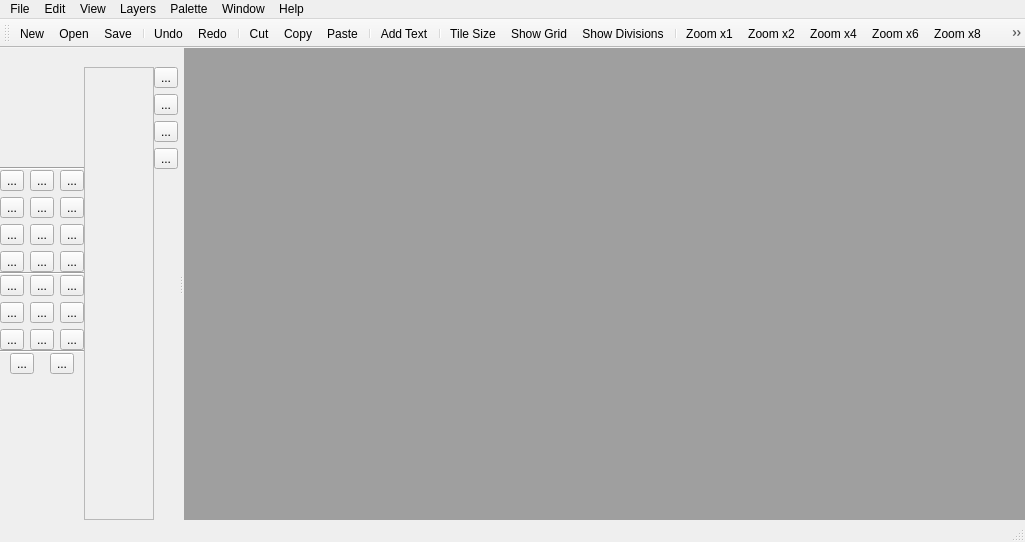
This is QtCharacterMaker/view/mainwindow.ui in RicardoBusta/bustamanprojects as Qt 5 draws it before an edit. The edited form follows.
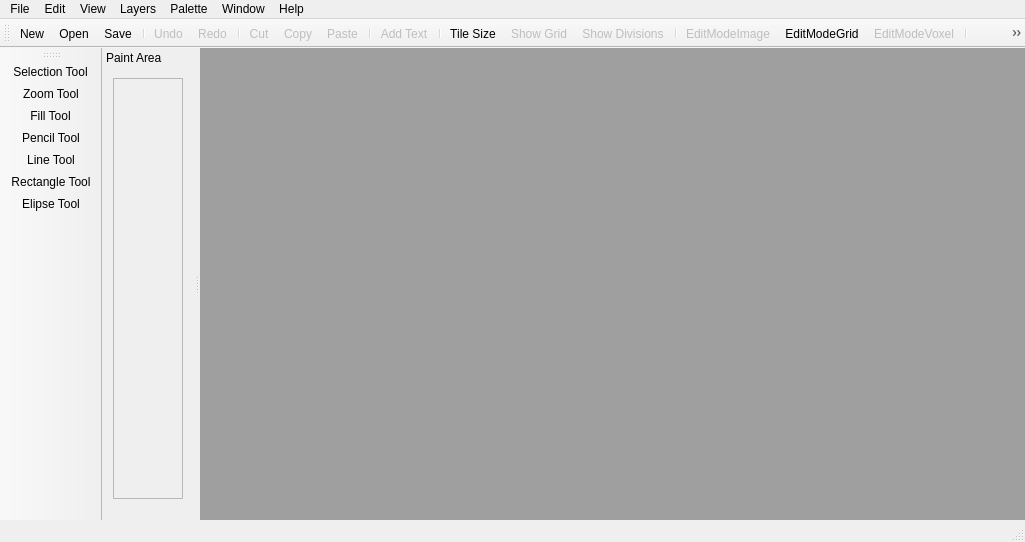
This is the edited form. Icons and pictures are not drawn. Custom widgets are drawn as their Qt base class.

Commit message: altas mudanças na interface, e implementação do resize grid

```diff
--- a/QtCharacterMaker/view/mainwindow.ui
+++ b/QtCharacterMaker/view/mainwindow.ui
@@ -174,12 +174,9 @@
    <addaction name="actionShow_Grid"/>
    <addaction name="actionShow_Divisions"/>
    <addaction name="separator"/>
-   <addaction name="actionZoom_x1"/>
-   <addaction name="actionZoom_x2"/>
-   <addaction name="actionZoom_x4"/>
-   <addaction name="actionZoom_x6"/>
-   <addaction name="actionZoom_x8"/>
-   <addaction name="actionZoom_x12"/>
+   <addaction name="actionEditModeImage"/>
+   <addaction name="actionEditModeGrid"/>
+   <addaction name="actionEditModeVoxel"/>
    <addaction name="separator"/>
    <addaction name="actionAnimation"/>
    <addaction name="separator"/>
@@ -192,426 +189,65 @@
    <property name="features">
     <set>QDockWidget::DockWidgetMovable</set>
    </property>
+   <property name="windowTitle">
+    <string>Paint Area</string>
+   </property>
    <attribute name="dockWidgetArea">
     <number>1</number>
    </attribute>
    <widget class="QWidget" name="dockWidgetContents">
-    <layout class="QHBoxLayout" name="horizontalLayout_2">
-     <property name="spacing">
-      <number>0</number>
-     </property>
-     <property name="leftMargin">
-      <number>0</number>
-     </property>
-     <property name="topMargin">
-      <number>0</number>
-     </property>
-     <property name="rightMargin">
-      <number>0</number>
-     </property>
-     <property name="bottomMargin">
-      <number>0</number>
-     </property>
+    <layout class="QVBoxLayout" name="verticalLayout">
      <item>
-      <layout class="QVBoxLayout" name="verticalLayout_2">
-       <property name="spacing">
-        <number>0</number>
+      <widget class="QScrollArea" name="scrollArea">
+       <property name="styleSheet">
+        <string notr="true">background-image: url(:/images/lines_background_color.png);</string>
        </property>
-       <property name="leftMargin">
-        <number>0</number>
+       <property name="widgetResizable">
+        <bool>true</bool>
        </property>
+       <property name="alignment">
+        <set>Qt::AlignCenter</set>
+       </property>
+       <widget class="EditImageWidget" name="edit_image_widget">
+        <property name="geometry">
+         <rect>
+          <x>0</x>
+          <y>0</y>
+          <width>77</width>
+          <height>416</height>
+         </rect>
+        </property>
+       </widget>
+      </widget>
+     </item>
+     <item>
+      <layout class="QHBoxLayout" name="horizontalLayout_2">
        <property name="bottomMargin">
-        <number>0</number>
+        <number>10</number>
        </property>
-       <item>
-        <widget class="QWidget" name="widget" native="true">
-         <property name="minimumSize">
-          <size>
-           <width>0</width>
-           <height>100</height>
-          </size>
-         </property>
-        </widget>
-       </item>
-       <item>
-        <widget class="Line" name="line_2">
-         <property name="orientation">
-          <enum>Qt::Horizontal</enum>
-         </property>
-        </widget>
-       </item>
-       <item>
-        <layout class="QGridLayout" name="gridLayout">
-         <item row="2" column="0">
-          <widget class="QToolButton" name="toolButton_4">
-           <property name="text">
-            <string>...</string>
-           </property>
-          </widget>
-         </item>
-         <item row="3" column="0">
-          <widget class="QToolButton" name="toolButton_5">
-           <property name="text">
-            <string>...</string>
-           </property>
-          </widget>
-         </item>
-         <item row="0" column="1">
-          <widget class="QToolButton" name="toolButton_6">
-           <property name="text">
-            <string>...</string>
-           </property>
-          </widget>
-         </item>
-         <item row="0" column="0">
-          <widget class="QToolButton" name="toolButton_3">
-           <property name="text">
-            <string>...</string>
-           </property>
-           <property name="icon">
-            <iconset resource="../icons/icons.qrc">
-             <normaloff>:/icons/icon_043.bmp</normaloff>:/icons/icon_043.bmp</iconset>
-           </property>
-          </widget>
-         </item>
-         <item row="1" column="0">
-          <widget class="QToolButton" name="toolButton_2">
-           <property name="text">
-            <string>...</string>
-           </property>
-          </widget>
-         </item>
-         <item row="0" column="2">
-          <widget class="QToolButton" name="toolButton_7">
-           <property name="text">
-            <string>...</string>
-           </property>
-          </widget>
-         </item>
-         <item row="3" column="2">
-          <widget class="QToolButton" name="toolButton_8">
-           <property name="text">
-            <string>...</string>
-           </property>
-          </widget>
-         </item>
-         <item row="3" column="1">
-          <widget class="QToolButton" name="toolButton_9">
-           <property name="text">
-            <string>...</string>
-           </property>
-          </widget>
-         </item>
-         <item row="2" column="1">
-          <widget class="QToolButton" name="toolButton_10">
-           <property name="text">
-            <string>...</string>
-           </property>
-          </widget>
-         </item>
-         <item row="1" column="1">
-          <widget class="QToolButton" name="toolButton_11">
-           <property name="text">
-            <string>...</string>
-           </property>
-          </widget>
-         </item>
-         <item row="1" column="2">
-          <widget class="QToolButton" name="toolButton_12">
-           <property name="text">
-            <string>...</string>
-           </property>
-          </widget>
-         </item>
-         <item row="2" column="2">
-          <widget class="QToolButton" name="toolButton_13">
-           <property name="text">
-            <string>...</string>
-           </property>
-          </widget>
-         </item>
-        </layout>
-       </item>
-       <item>
-        <widget class="Line" name="line">
-         <property name="orientation">
-          <enum>Qt::Horizontal</enum>
-         </property>
-        </widget>
-       </item>
-       <item>
-        <layout class="QGridLayout" name="gridLayout_2">
-         <item row="0" column="1">
-          <widget class="QToolButton" name="toolButton_15">
-           <property name="text">
-            <string>...</string>
-           </property>
-          </widget>
-         </item>
-         <item row="0" column="2">
-          <widget class="QToolButton" name="toolButton_16">
-           <property name="text">
-            <string>...</string>
-           </property>
-          </widget>
-         </item>
-         <item row="0" column="0">
-          <widget class="QToolButton" name="toolButton_14">
-           <property name="text">
-            <string>...</string>
-           </property>
-          </widget>
-         </item>
-         <item row="1" column="0">
-          <widget class="QToolButton" name="toolButton_19">
-           <property name="text">
-            <string>...</string>
-           </property>
-          </widget>
-         </item>
-         <item row="2" column="0">
-          <widget class="QToolButton" name="toolButton_20">
-           <property name="text">
-            <string>...</string>
-           </property>
-          </widget>
-         </item>
-         <item row="1" column="1">
-          <widget class="QToolButton" name="toolButton_21">
-           <property name="text">
-            <string>...</string>
-           </property>
-          </widget>
-         </item>
-         <item row="2" column="2">
-          <widget class="QToolButton" name="toolButton_22">
-           <property name="text">
-            <string>...</string>
-           </property>
-          </widget>
-         </item>
-         <item row="1" column="2">
-          <widget class="QToolButton" name="toolButton_23">
-           <property name="text">
-            <string>...</string>
-           </property>
-          </widget>
-         </item>
-         <item row="2" column="1">
-          <widget class="QToolButton" name="toolButton_24">
-           <property name="text">
-            <string>...</string>
-           </property>
-          </widget>
-         </item>
-        </layout>
-       </item>
-       <item>
-        <widget class="Line" name="line_3">
-         <property name="orientation">
-          <enum>Qt::Horizontal</enum>
-         </property>
-        </widget>
-       </item>
-       <item>
-        <layout class="QHBoxLayout" name="horizontalLayout_4">
-         <item>
-          <widget class="QToolButton" name="toolButton_18">
-           <property name="text">
-            <string>...</string>
-           </property>
-          </widget>
-         </item>
-         <item>
-          <widget class="QToolButton" name="toolButton_17">
-           <property name="text">
-            <string>...</string>
-           </property>
-          </widget>
-         </item>
-        </layout>
-       </item>
-       <item>
-        <spacer name="verticalSpacer_2">
-         <property name="orientation">
-          <enum>Qt::Vertical</enum>
-         </property>
-         <property name="sizeHint" stdset="0">
-          <size>
-           <width>20</width>
-           <height>40</height>
-          </size>
-         </property>
-        </spacer>
-       </item>
-      </layout>
-     </item>
-     <item>
-      <layout class="QVBoxLayout" name="verticalLayout_3">
-       <property name="spacing">
-        <number>0</number>
-       </property>
-       <property name="leftMargin">
-        <number>0</number>
-       </property>
-       <item>
-        <widget class="QScrollArea" name="scrollArea">
-         <property name="styleSheet">
-          <string notr="true">background-image: url(:/images/lines_background_color.png);</string>
-         </property>
-         <property name="widgetResizable">
-          <bool>true</bool>
-         </property>
-         <property name="alignment">
-          <set>Qt::AlignCenter</set>
-         </property>
-         <widget class="EditImageWidget" name="edit_image_widget">
-          <property name="geometry">
-           <rect>
-            <x>0</x>
-            <y>0</y>
-            <width>112</width>
-            <height>439</height>
-           </rect>
-          </property>
-         </widget>
-        </widget>
-       </item>
-       <item>
-        <widget class="QSplitter" name="splitter_5">
-         <property name="orientation">
-          <enum>Qt::Horizontal</enum>
-         </property>
-         <widget class="QWidget" name="widget_2" native="true">
-          <property name="sizePolicy">
-           <sizepolicy hsizetype="Expanding" vsizetype="Expanding">
-            <horstretch>0</horstretch>
-            <verstretch>0</verstretch>
-           </sizepolicy>
-          </property>
-          <property name="palette">
-           <palette>
-            <active>
-             <colorrole role="Base">
-              <brush brushstyle="SolidPattern">
-               <color alpha="255">
-                <red>255</red>
-                <green>255</green>
-                <blue>255</blue>
-               </color>
-              </brush>
-             </colorrole>
-             <colorrole role="Window">
-              <brush brushstyle="SolidPattern">
-               <color alpha="255">
-                <red>0</red>
-                <green>0</green>
-                <blue>0</blue>
-               </color>
-              </brush>
-             </colorrole>
-            </active>
-            <inactive>
-             <colorrole role="Base">
-              <brush brushstyle="SolidPattern">
-               <color alpha="255">
-                <red>255</red>
-                <green>255</green>
-                <blue>255</blue>
-               </color>
-              </brush>
-             </colorrole>
-             <colorrole role="Window">
-              <brush brushstyle="SolidPattern">
-               <color alpha="255">
-                <red>0</red>
-                <green>0</green>
-                <blue>0</blue>
-               </color>
-              </brush>
-             </colorrole>
-            </inactive>
-            <disabled>
-             <colorrole role="Base">
-              <brush brushstyle="SolidPattern">
-               <color alpha="255">
-                <red>0</red>
-                <green>0</green>
-                <blue>0</blue>
-               </color>
-              </brush>
-             </colorrole>
-             <colorrole role="Window">
-              <brush brushstyle="SolidPattern">
-               <color alpha="255">
-                <red>0</red>
-                <green>0</green>
-                <blue>0</blue>
-               </color>
-              </brush>
-             </colorrole>
-            </disabled>
-           </palette>
-          </property>
-          <property name="autoFillBackground">
-           <bool>true</bool>
-          </property>
-         </widget>
-        </widget>
-       </item>
-      </layout>
-     </item>
-     <item>
-      <layout class="QVBoxLayout" name="verticalLayout">
-       <property name="leftMargin">
-        <number>0</number>
-       </property>
-       <item>
-        <widget class="QToolButton" name="toolButton_27">
-         <property name="text">
-          <string>...</string>
-         </property>
-        </widget>
-       </item>
-       <item>
-        <widget class="QToolButton" name="toolButton_26">
-         <property name="text">
-          <string>...</string>
-         </property>
-        </widget>
-       </item>
-       <item>
-        <widget class="QToolButton" name="toolButton_25">
-         <property name="text">
-          <string>...</string>
-         </property>
-        </widget>
-       </item>
-       <item>
-        <widget class="QToolButton" name="toolButton">
-         <property name="text">
-          <string>...</string>
-         </property>
-        </widget>
-       </item>
-       <item>
-        <spacer name="verticalSpacer">
-         <property name="orientation">
-          <enum>Qt::Vertical</enum>
-         </property>
-         <property name="sizeHint" stdset="0">
-          <size>
-           <width>20</width>
-           <height>40</height>
-          </size>
-         </property>
-        </spacer>
-       </item>
       </layout>
      </item>
     </layout>
    </widget>
   </widget>
+  <widget class="QToolBar" name="toolBar">
+   <property name="windowTitle">
+    <string>toolBar</string>
+   </property>
+   <attribute name="toolBarArea">
+    <enum>LeftToolBarArea</enum>
+   </attribute>
+   <attribute name="toolBarBreak">
+    <bool>true</bool>
+   </attribute>
+   <addaction name="actionSelection_Tool"/>
+   <addaction name="actionZoom_Tool"/>
+   <addaction name="actionFill_Tool"/>
+   <addaction name="actionPencil_Tool"/>
+   <addaction name="actionLine_Tool"/>
+   <addaction name="actionRectangle_Tool"/>
+   <addaction name="actionElipse_Tool"/>
+  </widget>
   <action name="actionNew">
    <property name="icon">
     <iconset resource="../icons/icons.qrc">
@@ -675,6 +311,9 @@
    </property>
   </action>
   <action name="actionUndo">
+   <property name="enabled">
+    <bool>false</bool>
+   </property>
    <property name="icon">
     <iconset resource="../icons/icons.qrc">
      <normaloff>:/icons/icon_004.bmp</normaloff>:/icons/icon_004.bmp</iconset>
@@ -687,6 +326,9 @@
    </property>
   </action>
   <action name="actionRedo">
+   <property name="enabled">
+    <bool>false</bool>
+   </property>
    <property name="icon">
     <iconset resource="../icons/icons.qrc">
      <normaloff>:/icons/icon_005.bmp</normaloff>:/icons/icon_005.bmp</iconset>
@@ -699,6 +341,9 @@
    </property>
   </action>
   <action name="actionCut">
+   <property name="enabled">
+    <bool>false</bool>
+   </property>
    <property name="icon">
     <iconset resource="../icons/icons.qrc">
      <normaloff>:/icons/icon_006.bmp</normaloff>:/icons/icon_006.bmp</iconset>
@@ -711,6 +356,9 @@
    </property>
   </action>
   <action name="actionCopy">
+   <property name="enabled">
+    <bool>false</bool>
+   </property>
    <property name="icon">
     <iconset resource="../icons/icons.qrc">
      <normaloff>:/icons/icon_007.bmp</normaloff>:/icons/icon_007.bmp</iconset>
@@ -723,6 +371,9 @@
    </property>
   </action>
   <action name="actionPaste">
+   <property name="enabled">
+    <bool>false</bool>
+   </property>
    <property name="icon">
     <iconset resource="../icons/icons.qrc">
      <normaloff>:/icons/icon_008.bmp</normaloff>:/icons/icon_008.bmp</iconset>
@@ -751,6 +402,9 @@
    </property>
   </action>
   <action name="actionAdd_Text">
+   <property name="enabled">
+    <bool>false</bool>
+   </property>
    <property name="icon">
     <iconset resource="../icons/icons.qrc">
      <normaloff>:/icons/icon_009.bmp</normaloff>:/icons/icon_009.bmp</iconset>
@@ -765,6 +419,9 @@
    </property>
   </action>
   <action name="actionTile_Size">
+   <property name="enabled">
+    <bool>true</bool>
+   </property>
    <property name="icon">
     <iconset resource="../icons/icons.qrc">
      <normaloff>:/icons/icon_010.bmp</normaloff>:/icons/icon_010.bmp</iconset>
@@ -774,6 +431,9 @@
    </property>
   </action>
   <action name="actionShow_Grid">
+   <property name="enabled">
+    <bool>false</bool>
+   </property>
    <property name="icon">
     <iconset resource="../icons/icons.qrc">
      <normaloff>:/icons/icon_011.bmp</normaloff>:/icons/icon_011.bmp</iconset>
@@ -783,6 +443,9 @@
    </property>
   </action>
   <action name="actionShow_Divisions">
+   <property name="enabled">
+    <bool>false</bool>
+   </property>
    <property name="icon">
     <iconset resource="../icons/icons.qrc">
      <normaloff>:/icons/icon_012.bmp</normaloff>:/icons/icon_012.bmp</iconset>
@@ -846,6 +509,9 @@
    </property>
   </action>
   <action name="actionAnimation">
+   <property name="enabled">
+    <bool>false</bool>
+   </property>
    <property name="icon">
     <iconset resource="../icons/icons.qrc">
      <normaloff>:/icons/icon_019.bmp</normaloff>:/icons/icon_019.bmp</iconset>
@@ -929,6 +595,9 @@
    </property>
   </action>
   <action name="actionAbout">
+   <property name="enabled">
+    <bool>false</bool>
+   </property>
    <property name="icon">
     <iconset resource="../icons/icons.qrc">
      <normaloff>:/icons/icon_021.bmp</normaloff>:/icons/icon_021.bmp</iconset>
@@ -937,6 +606,111 @@
     <string>About</string>
    </property>
   </action>
+  <action name="actionEditModeImage">
+   <property name="checkable">
+    <bool>true</bool>
+   </property>
+   <property name="enabled">
+    <bool>false</bool>
+   </property>
+   <property name="icon">
+    <iconset resource="../icons/icons.qrc">
+     <normaloff>:/icons/edit_mode_img.png</normaloff>:/icons/edit_mode_img.png</iconset>
+   </property>
+   <property name="text">
+    <string>EditModeImage</string>
+   </property>
+  </action>
+  <action name="actionEditModeGrid">
+   <property name="checkable">
+    <bool>true</bool>
+   </property>
+   <property name="icon">
+    <iconset resource="../icons/icons.qrc">
+     <normaloff>:/icons/edit_mode_grid.png</normaloff>:/icons/edit_mode_grid.png</iconset>
+   </property>
+   <property name="text">
+    <string>EditModeGrid</string>
+   </property>
+  </action>
+  <action name="actionEditModeVoxel">
+   <property name="checkable">
+    <bool>true</bool>
+   </property>
+   <property name="enabled">
+    <bool>false</bool>
+   </property>
+   <property name="icon">
+    <iconset resource="../icons/icons.qrc">
+     <normaloff>:/icons/edit_mode_voxel.png</normaloff>:/icons/edit_mode_voxel.png</iconset>
+   </property>
+   <property name="text">
+    <string>EditModeVoxel</string>
+   </property>
+  </action>
+  <action name="actionSelection_Tool">
+   <property name="icon">
+    <iconset resource="../icons/icons.qrc">
+     <normaloff>:/icons/icon_043.bmp</normaloff>:/icons/icon_043.bmp</iconset>
+   </property>
+   <property name="text">
+    <string>Selection Tool</string>
+   </property>
+  </action>
+  <action name="actionZoom_Tool">
+   <property name="icon">
+    <iconset resource="../icons/icons.qrc">
+     <normaloff>:/icons/icon_044.bmp</normaloff>:/icons/icon_044.bmp</iconset>
+   </property>
+   <property name="text">
+    <string>Zoom Tool</string>
+   </property>
+  </action>
+  <action name="actionFill_Tool">
+   <property name="icon">
+    <iconset resource="../icons/icons.qrc">
+     <normaloff>:/icons/icon_045.bmp</normaloff>:/icons/icon_045.bmp</iconset>
+   </property>
+   <property name="text">
+    <string>Fill Tool</string>
+   </property>
+  </action>
+  <action name="actionPencil_Tool">
+   <property name="icon">
+    <iconset resource="../icons/icons.qrc">
+     <normaloff>:/icons/icon_046.bmp</normaloff>:/icons/icon_046.bmp</iconset>
+   </property>
+   <property name="text">
+    <string>Pencil Tool</string>
+   </property>
+  </action>
+  <action name="actionLine_Tool">
+   <property name="icon">
+    <iconset resource="../icons/icons.qrc">
+     <normaloff>:/icons/icon_048.bmp</normaloff>:/icons/icon_048.bmp</iconset>
+   </property>
+   <property name="text">
+    <string>Line Tool</string>
+   </property>
+  </action>
+  <action name="actionRectangle_Tool">
+   <property name="icon">
+    <iconset resource="../icons/icons.qrc">
+     <normaloff>:/icons/icon_052.bmp</normaloff>:/icons/icon_052.bmp</iconset>
+   </property>
+   <property name="text">
+    <string>Rectangle Tool</string>
+   </property>
+  </action>
+  <action name="actionElipse_Tool">
+   <property name="icon">
+    <iconset resource="../icons/icons.qrc">
+     <normaloff>:/icons/icon_054.bmp</normaloff>:/icons/icon_054.bmp</iconset>
+   </property>
+   <property name="text">
+    <string>Elipse Tool</string>
+   </property>
+  </action>
  </widget>
  <layoutdefault spacing="6" margin="11"/>
  <customwidgets>
```
Left out of the diff: 21 changed lines with no effect on the pictures. The commit also changes 33 other files.
